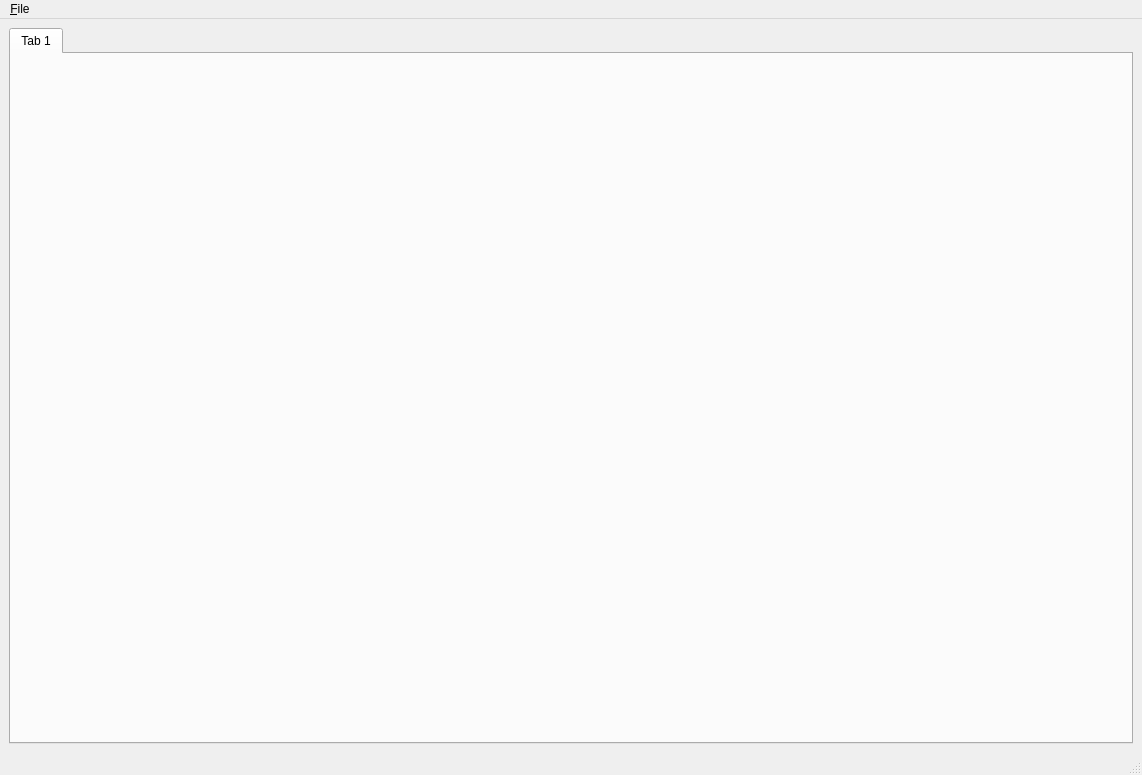
First picture: the form in ui/mainwindow.ui, repository tohojo/flent, before the edit.
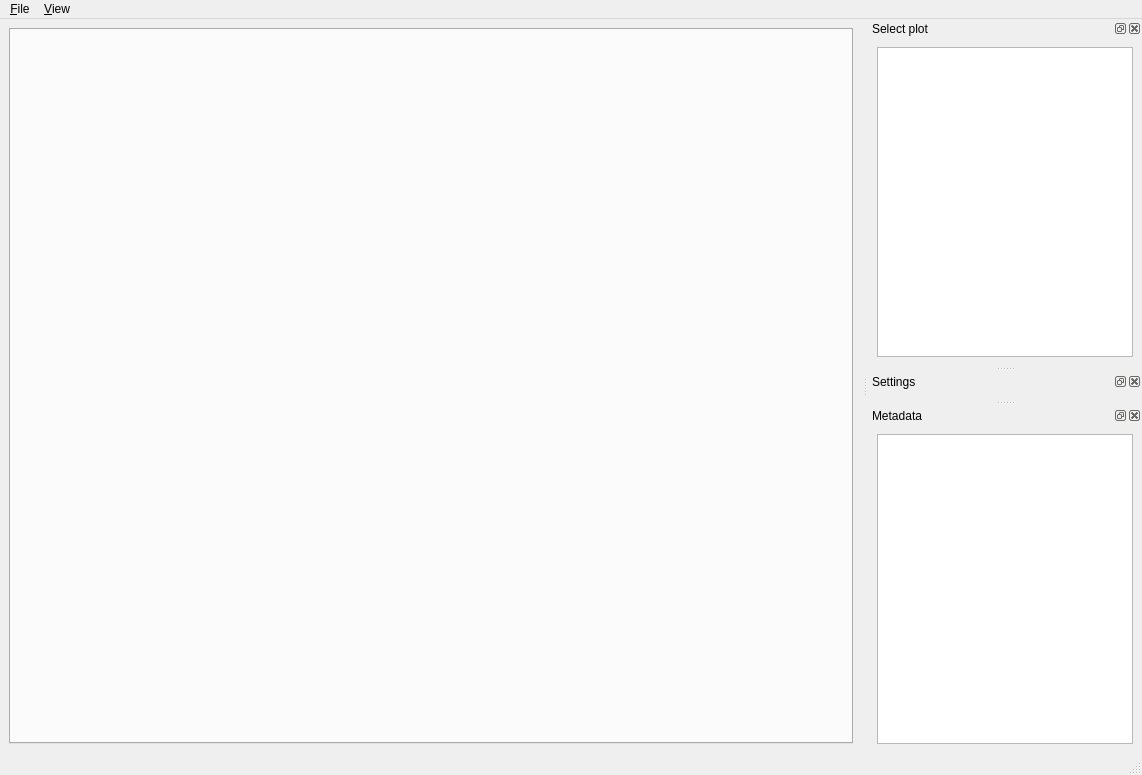
Second picture: the form after the edit.

Commit message: GUI loads results files and displays default plot.

Patch:
```diff
--- a/ui/mainwindow.ui
+++ b/ui/mainwindow.ui
@@ -20,11 +20,12 @@
       <property name="currentIndex">
        <number>0</number>
       </property>
-      <widget class="QWidget" name="tab">
-       <attribute name="title">
-        <string>Tab 1</string>
-       </attribute>
-      </widget>
+      <property name="documentMode">
+       <bool>false</bool>
+      </property>
+      <property name="tabsClosable">
+       <bool>true</bool>
+      </property>
      </widget>
     </item>
    </layout>
@@ -46,9 +47,60 @@
     <addaction name="separator"/>
     <addaction name="action_Quit"/>
    </widget>
+   <widget class="QMenu" name="menu_View">
+    <property name="title">
+     <string>&amp;View</string>
+    </property>
+    <addaction name="action_Plot_selector"/>
+    <addaction name="action_Settings"/>
+    <addaction name="action_Metadata"/>
+   </widget>
    <addaction name="menu_File"/>
+   <addaction name="menu_View"/>
   </widget>
   <widget class="QStatusBar" name="statusbar"/>
+  <widget class="QDockWidget" name="plotDock">
+   <property name="features">
+    <set>QDockWidget::AllDockWidgetFeatures</set>
+   </property>
+   <property name="windowTitle">
+    <string>Select plot</string>
+   </property>
+   <attribute name="dockWidgetArea">
+    <number>2</number>
+   </attribute>
+   <widget class="QWidget" name="dockWidgetContents">
+    <layout class="QVBoxLayout" name="verticalLayout">
+     <item>
+      <widget class="QListView" name="plotList"/>
+     </item>
+    </layout>
+   </widget>
+  </widget>
+  <widget class="QDockWidget" name="settingsDock">
+   <property name="windowTitle">
+    <string>Settings</string>
+   </property>
+   <attribute name="dockWidgetArea">
+    <number>2</number>
+   </attribute>
+   <widget class="QWidget" name="dockWidgetContents_2"/>
+  </widget>
+  <widget class="QDockWidget" name="metadataDock">
+   <property name="windowTitle">
+    <string>Metadata</string>
+   </property>
+   <attribute name="dockWidgetArea">
+    <number>2</number>
+   </attribute>
+   <widget class="QWidget" name="dockWidgetContents_3">
+    <layout class="QVBoxLayout" name="verticalLayout_2">
+     <item>
+      <widget class="QTreeView" name="metadataView"/>
+     </item>
+    </layout>
+   </widget>
+  </widget>
   <action name="action_Quit">
    <property name="text">
     <string>&amp;Quit</string>
```
Left out of the diff: 98 changed lines with no effect on the pictures. The commit also changes 3 other files.
